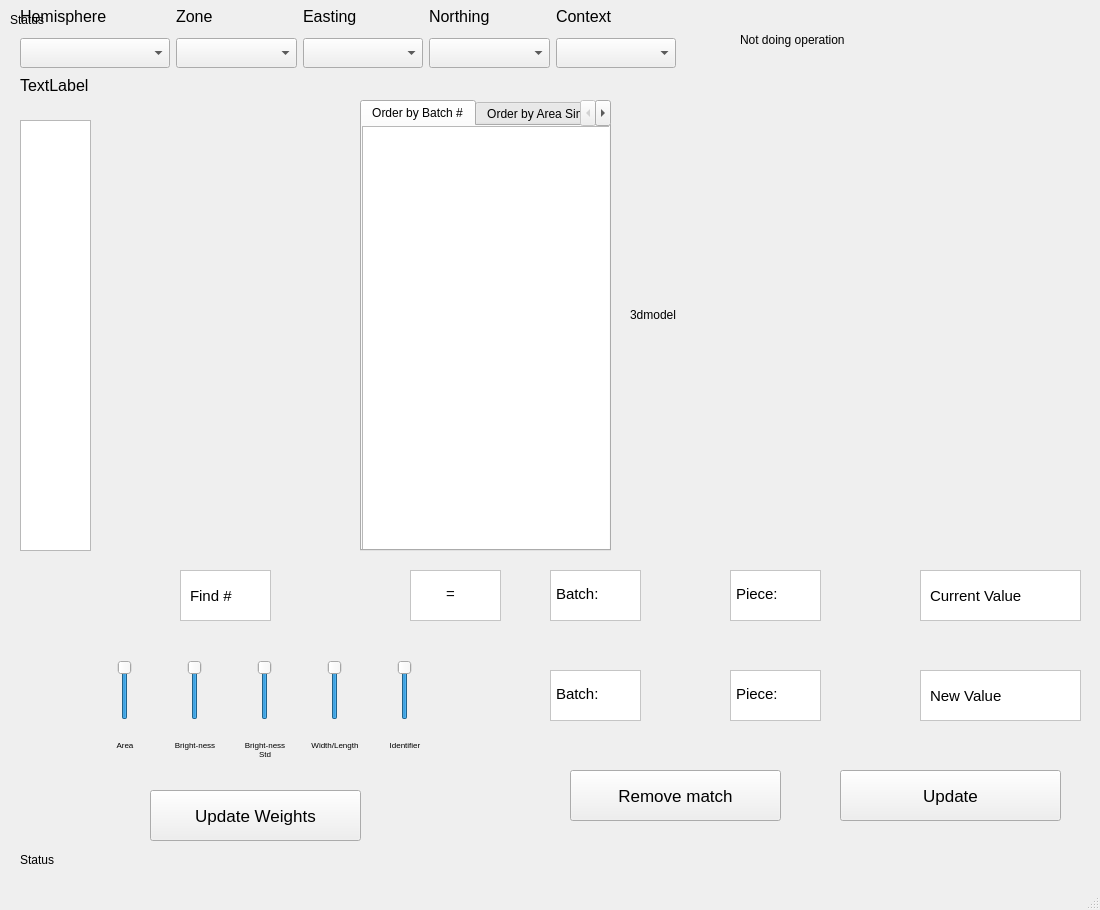
Before: the Qt Designer form view/MainWindow.ui in ggetzie/APSAP, drawn with Qt 5.
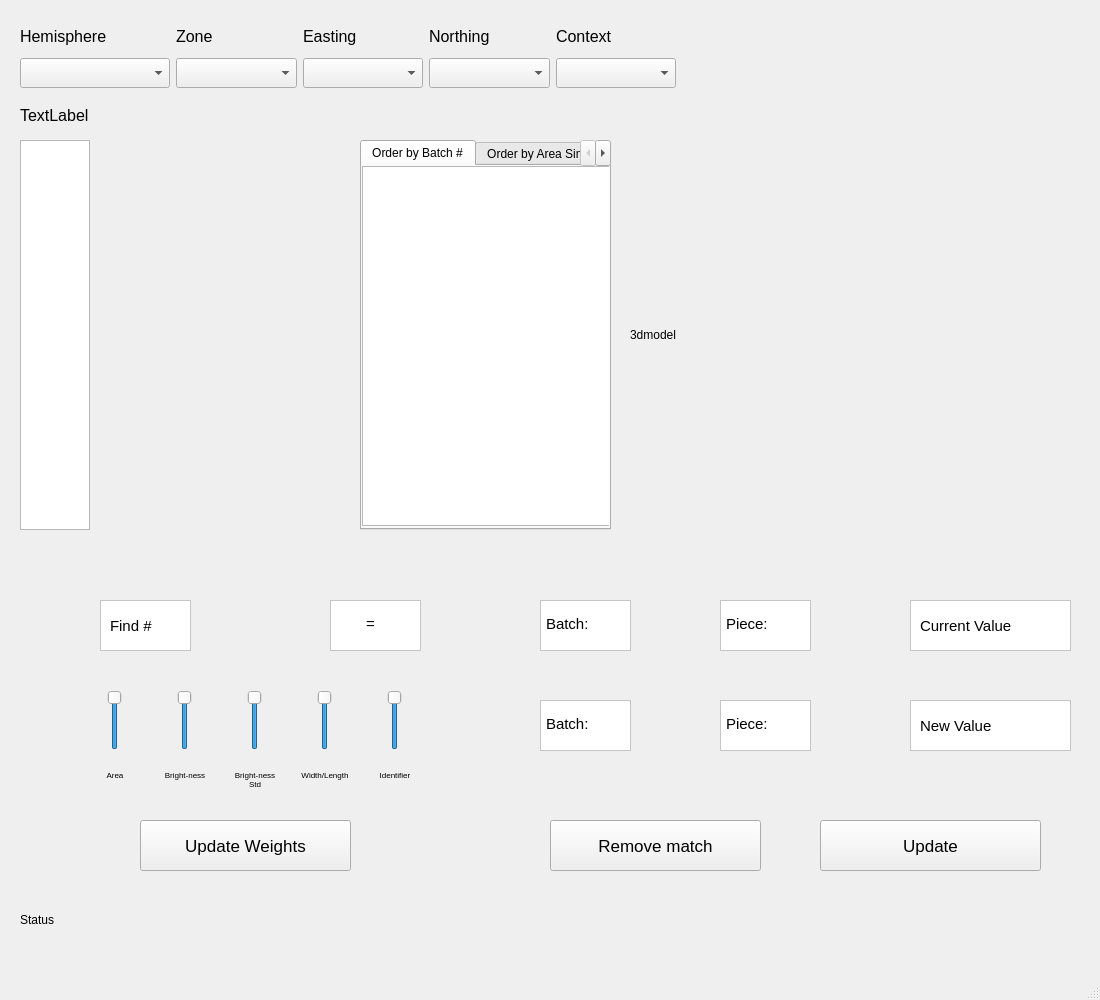
After: the same form once the commit is applied. The open tabs and pages were chosen to show the change. Icons and pictures are not drawn.

Diff of the .ui file:
```diff
--- a/view/MainWindow.ui
+++ b/view/MainWindow.ui
@@ -7,7 +7,7 @@
     <x>0</x>
     <y>0</y>
     <width>1100</width>
-    <height>910</height>
+    <height>1000</height>
    </rect>
   </property>
   <property name="minimumSize">
@@ -29,12 +29,15 @@
    <iconset>
     <normaloff>../assets/icon.png</normaloff>../assets/icon.png</iconset>
   </property>
+  <property name="tabShape">
+   <enum>QTabWidget::Rounded</enum>
+  </property>
   <widget class="QWidget" name="centralwidget">
    <widget class="QWidget" name="layoutWidget">
     <property name="geometry">
      <rect>
       <x>20</x>
-      <y>0</y>
+      <y>20</y>
       <width>656</width>
       <height>68</height>
      </rect>
@@ -247,7 +250,7 @@
     <property name="geometry">
      <rect>
       <x>20</x>
-      <y>70</y>
+      <y>100</y>
       <width>641</width>
       <height>30</height>
      </rect>
@@ -277,9 +280,9 @@
     <property name="geometry">
      <rect>
       <x>20</x>
-      <y>120</y>
-      <width>71</width>
-      <height>431</height>
+      <y>140</y>
+      <width>70</width>
+      <height>390</height>
      </rect>
     </property>
     <property name="sizeIncrement">
@@ -330,7 +333,7 @@
     <property name="geometry">
      <rect>
       <x>20</x>
-      <y>850</y>
+      <y>910</y>
       <width>671</width>
       <height>20</height>
      </rect>
@@ -349,14 +352,20 @@
     <property name="geometry">
      <rect>
       <x>100</x>
-      <y>120</y>
+      <y>140</y>
       <width>258</width>
-      <height>431</height>
+      <height>391</height>
      </rect>
     </property>
     <layout class="QVBoxLayout" name="findPhotosLayout">
      <item>
       <widget class="QLabel" name="findFrontPhoto_l">
+       <property name="maximumSize">
+        <size>
+         <width>256</width>
+         <height>16777215</height>
+        </size>
+       </property>
        <property name="text">
         <string/>
        </property>
@@ -375,7 +384,7 @@
     <property name="geometry">
      <rect>
       <x>630</x>
-      <y>120</y>
+      <y>140</y>
       <width>430</width>
       <height>390</height>
      </rect>
@@ -387,8 +396,8 @@
    <widget class="QLabel" name="selected_find">
     <property name="geometry">
      <rect>
-      <x>310</x>
-      <y>570</y>
+      <x>230</x>
+      <y>600</y>
       <width>71</width>
       <height>51</height>
      </rect>
@@ -411,8 +420,8 @@
    <widget class="QFrame" name="frame">
     <property name="geometry">
      <rect>
-      <x>180</x>
-      <y>570</y>
+      <x>100</x>
+      <y>600</y>
       <width>91</width>
       <height>51</height>
      </rect>
@@ -457,8 +466,8 @@
    <widget class="QFrame" name="frame_2">
     <property name="geometry">
      <rect>
-      <x>410</x>
-      <y>570</y>
+      <x>330</x>
+      <y>600</y>
       <width>91</width>
       <height>51</height>
      </rect>
@@ -497,8 +506,8 @@
    <widget class="QFrame" name="frame_3">
     <property name="geometry">
      <rect>
-      <x>550</x>
-      <y>570</y>
+      <x>540</x>
+      <y>600</y>
       <width>91</width>
       <height>51</height>
      </rect>
@@ -535,7 +544,7 @@
     <property name="geometry">
      <rect>
       <x>680</x>
-      <y>540</y>
+      <y>580</y>
       <width>47</width>
       <height>14</height>
      </rect>
@@ -547,8 +556,8 @@
    <widget class="QFrame" name="frame_4">
     <property name="geometry">
      <rect>
-      <x>730</x>
-      <y>570</y>
+      <x>720</x>
+      <y>600</y>
       <width>91</width>
       <height>51</height>
      </rect>
@@ -584,8 +593,8 @@
    <widget class="QLabel" name="current_piece">
     <property name="geometry">
      <rect>
-      <x>860</x>
-      <y>570</y>
+      <x>850</x>
+      <y>600</y>
       <width>31</width>
       <height>51</height>
      </rect>
@@ -602,8 +611,8 @@
    <widget class="QFrame" name="frame_5">
     <property name="geometry">
      <rect>
-      <x>920</x>
-      <y>570</y>
+      <x>910</x>
+      <y>600</y>
       <width>161</width>
       <height>51</height>
      </rect>
@@ -639,8 +648,8 @@
    <widget class="QFrame" name="frame_6">
     <property name="geometry">
      <rect>
-      <x>550</x>
-      <y>670</y>
+      <x>540</x>
+      <y>700</y>
       <width>91</width>
       <height>51</height>
      </rect>
@@ -676,8 +685,8 @@
    <widget class="QLabel" name="current_batch">
     <property name="geometry">
      <rect>
-      <x>670</x>
-      <y>570</y>
+      <x>660</x>
+      <y>600</y>
       <width>31</width>
       <height>51</height>
      </rect>
@@ -694,8 +703,8 @@
    <widget class="QFrame" name="frame_7">
     <property name="geometry">
      <rect>
-      <x>730</x>
-      <y>670</y>
+      <x>720</x>
+      <y>700</y>
       <width>91</width>
       <height>51</height>
      </rect>
@@ -731,8 +740,8 @@
    <widget class="QLabel" name="new_batch">
     <property name="geometry">
      <rect>
-      <x>670</x>
-      <y>670</y>
+      <x>660</x>
+      <y>700</y>
       <width>31</width>
       <height>51</height>
      </rect>
@@ -749,8 +758,8 @@
    <widget class="QLabel" name="new_piece">
     <property name="geometry">
      <rect>
-      <x>860</x>
-      <y>670</y>
+      <x>850</x>
+      <y>700</y>
       <width>31</width>
       <height>51</height>
      </rect>
@@ -767,8 +776,8 @@
    <widget class="QFrame" name="frame_8">
     <property name="geometry">
      <rect>
-      <x>920</x>
-      <y>670</y>
+      <x>910</x>
+      <y>700</y>
       <width>161</width>
       <height>51</height>
      </rect>
@@ -804,8 +813,8 @@
    <widget class="QPushButton" name="update_button">
     <property name="geometry">
      <rect>
-      <x>840</x>
-      <y>770</y>
+      <x>820</x>
+      <y>820</y>
       <width>221</width>
       <height>51</height>
      </rect>
@@ -823,9 +832,9 @@
     <property name="geometry">
      <rect>
       <x>360</x>
-      <y>100</y>
+      <y>140</y>
       <width>251</width>
-      <height>451</height>
+      <height>390</height>
      </rect>
     </property>
     <property name="currentIndex">
@@ -840,8 +849,8 @@
        <rect>
         <x>0</x>
         <y>0</y>
-        <width>251</width>
-        <height>431</height>
+        <width>250</width>
+        <height>360</height>
        </rect>
       </property>
      </widget>
@@ -865,8 +874,8 @@
    <widget class="QPushButton" name="remove_button">
     <property name="geometry">
      <rect>
-      <x>570</x>
-      <y>770</y>
+      <x>550</x>
+      <y>820</y>
       <width>211</width>
       <height>51</height>
      </rect>
@@ -883,8 +892,8 @@
    <widget class="QSlider" name="areaSlider">
     <property name="geometry">
      <rect>
-      <x>100</x>
-      <y>660</y>
+      <x>90</x>
+      <y>690</y>
       <width>50</width>
       <height>60</height>
      </rect>
@@ -905,8 +914,8 @@
    <widget class="QSlider" name="brightnessSlider">
     <property name="geometry">
      <rect>
-      <x>170</x>
-      <y>660</y>
+      <x>160</x>
+      <y>690</y>
       <width>50</width>
       <height>60</height>
      </rect>
@@ -930,8 +939,8 @@
    <widget class="QSlider" name="brightnessStdSlider">
     <property name="geometry">
      <rect>
-      <x>240</x>
-      <y>660</y>
+      <x>230</x>
+      <y>690</y>
       <width>50</width>
       <height>60</height>
      </rect>
@@ -949,8 +958,8 @@
    <widget class="QSlider" name="widthLengthSlider">
     <property name="geometry">
      <rect>
-      <x>310</x>
-      <y>660</y>
+      <x>300</x>
+      <y>690</y>
       <width>50</width>
       <height>60</height>
      </rect>
@@ -968,8 +977,8 @@
    <widget class="QSlider" name="identifierSlider">
     <property name="geometry">
      <rect>
-      <x>380</x>
-      <y>660</y>
+      <x>370</x>
+      <y>690</y>
       <width>50</width>
       <height>60</height>
      </rect>
@@ -987,8 +996,8 @@
    <widget class="QLabel" name="areaLabel">
     <property name="geometry">
      <rect>
-      <x>100</x>
-      <y>740</y>
+      <x>90</x>
+      <y>770</y>
       <width>50</width>
       <height>20</height>
      </rect>
@@ -1012,8 +1021,8 @@
    <widget class="QLabel" name="brightnessLabel">
     <property name="geometry">
      <rect>
-      <x>170</x>
-      <y>740</y>
+      <x>160</x>
+      <y>770</y>
       <width>50</width>
       <height>30</height>
      </rect>
@@ -1039,8 +1048,8 @@
    <widget class="QLabel" name="brightnessStdLabel">
     <property name="geometry">
      <rect>
-      <x>240</x>
-      <y>740</y>
+      <x>230</x>
+      <y>770</y>
       <width>50</width>
       <height>30</height>
      </rect>
@@ -1063,8 +1072,8 @@
    <widget class="QLabel" name="widthLengthLabel">
     <property name="geometry">
      <rect>
-      <x>310</x>
-      <y>740</y>
+      <x>300</x>
+      <y>770</y>
       <width>50</width>
       <height>30</height>
      </rect>
@@ -1093,8 +1102,8 @@
    <widget class="QLabel" name="identifierLabel">
     <property name="geometry">
      <rect>
-      <x>380</x>
-      <y>740</y>
+      <x>370</x>
+      <y>770</y>
       <width>50</width>
       <height>20</height>
      </rect>
@@ -1123,8 +1132,8 @@
    <widget class="QPushButton" name="update_weights_button">
     <property name="geometry">
      <rect>
-      <x>150</x>
-      <y>790</y>
+      <x>140</x>
+      <y>820</y>
       <width>211</width>
       <height>51</height>
      </rect>
@@ -1138,44 +1147,6 @@
      <string>Update Weights</string>
     </property>
    </widget>
-   <widget class="QLabel" name="statusLabel_2">
-    <property name="geometry">
-     <rect>
-      <x>10</x>
-      <y>10</y>
-      <width>671</width>
-      <height>20</height>
-     </rect>
-    </property>
-    <property name="text">
-     <string>Status</string>
-    </property>
-    <property name="textFormat">
-     <enum>Qt::AutoText</enum>
-    </property>
-    <property name="wordWrap">
-     <bool>true</bool>
-    </property>
-   </widget>
-   <widget class="QLabel" name="operationLabel">
-    <property name="geometry">
-     <rect>
-      <x>740</x>
-      <y>30</y>
-      <width>251</width>
-      <height>20</height>
-     </rect>
-    </property>
-    <property name="text">
-     <string>Not doing operation</string>
-    </property>
-    <property name="textFormat">
-     <enum>Qt::AutoText</enum>
-    </property>
-    <property name="wordWrap">
-     <bool>true</bool>
-    </property>
-   </widget>
    <zorder>tabWidget</zorder>
    <zorder>frame</zorder>
    <zorder>layoutWidget</zorder>
```
Left out of the diff: 8 changed lines with no effect on the pictures.
